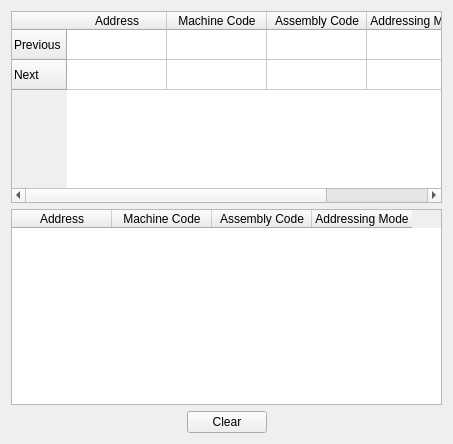
Old version of the form src/DisassemblyWidget.ui in the repository sundrythoughts/EmuCpu.
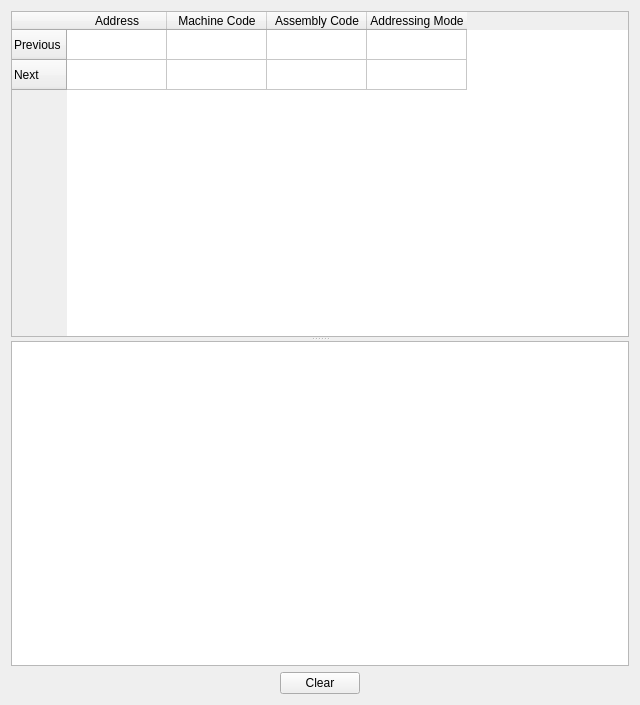
New version of the form.

Commit message: Added a new CpuComponent class to fix sic++/qt conflicts. Added correct hlt code. Finished disassembly code and interface monitoring. Fixed segfault when no file was loaded and run was pressed.

The edit to the form file:
```diff
--- a/src/DisassemblyWidget.ui
+++ b/src/DisassemblyWidget.ui
@@ -6,18 +6,28 @@
    <rect>
     <x>0</x>
     <y>0</y>
-    <width>453</width>
-    <height>444</height>
+    <width>640</width>
+    <height>705</height>
    </rect>
   </property>
+  <property name="sizePolicy">
+   <sizepolicy hsizetype="Minimum" vsizetype="Minimum">
+    <horstretch>0</horstretch>
+    <verstretch>0</verstretch>
+   </sizepolicy>
+  </property>
   <property name="windowTitle">
    <string>Form</string>
   </property>
   <layout class="QVBoxLayout" name="verticalLayout">
    <item>
-    <widget class="QTableWidget" name="m_tbl_prev_next_dis">
+    <widget class="QSplitter" name="splitter">
+     <property name="orientation">
+      <enum>Qt::Vertical</enum>
+     </property>
+     <widget class="QTableWidget" name="m_tbl_disasm">
      <property name="sizePolicy">
-      <sizepolicy hsizetype="Minimum" vsizetype="Minimum">
+       <sizepolicy hsizetype="Minimum" vsizetype="Fixed">
        <horstretch>0</horstretch>
        <verstretch>0</verstretch>
       </sizepolicy>
@@ -28,6 +38,21 @@
        <bold>false</bold>
       </font>
      </property>
+      <property name="frameShape">
+       <enum>QFrame::StyledPanel</enum>
+      </property>
+      <property name="frameShadow">
+       <enum>QFrame::Sunken</enum>
+      </property>
+      <property name="showGrid">
+       <bool>true</bool>
+      </property>
+      <attribute name="horizontalHeaderShowSortIndicator" stdset="0">
+       <bool>false</bool>
+      </attribute>
+      <attribute name="horizontalHeaderShowSortIndicator" stdset="0">
+       <bool>false</bool>
+      </attribute>
      <row>
       <property name="text">
        <string>Previous</string>
@@ -59,41 +84,23 @@
       </property>
      </column>
     </widget>
-   </item>
-   <item>
-    <widget class="QTableWidget" name="m_tbl_all_dis">
+     <widget class="QTextEdit" name="m_txt_disasm">
      <property name="sizePolicy">
-      <sizepolicy hsizetype="MinimumExpanding" vsizetype="MinimumExpanding">
+       <sizepolicy hsizetype="Expanding" vsizetype="Expanding">
        <horstretch>0</horstretch>
        <verstretch>0</verstretch>
       </sizepolicy>
      </property>
-     <property name="font">
-      <font>
-       <weight>50</weight>
-       <bold>false</bold>
-      </font>
-     </property>
-     <column>
-      <property name="text">
-       <string>Address</string>
+      <property name="lineWrapMode">
+       <enum>QTextEdit::NoWrap</enum>
+      </property>
+      <property name="readOnly">
+       <bool>true</bool>
       </property>
-     </column>
-     <column>
-      <property name="text">
-       <string>Machine Code</string>
+      <property name="acceptRichText">
+       <bool>false</bool>
       </property>
-     </column>
-     <column>
-      <property name="text">
-       <string>Assembly Code</string>
-      </property>
-     </column>
-     <column>
-      <property name="text">
-       <string>Addressing Mode</string>
-      </property>
-     </column>
+     </widget>
     </widget>
    </item>
    <item>
```
Left out of the diff: 19 changed lines with no effect on the pictures. Lines whose indentation alone changed are shown as unchanged. The commit also changes 48 other files.
